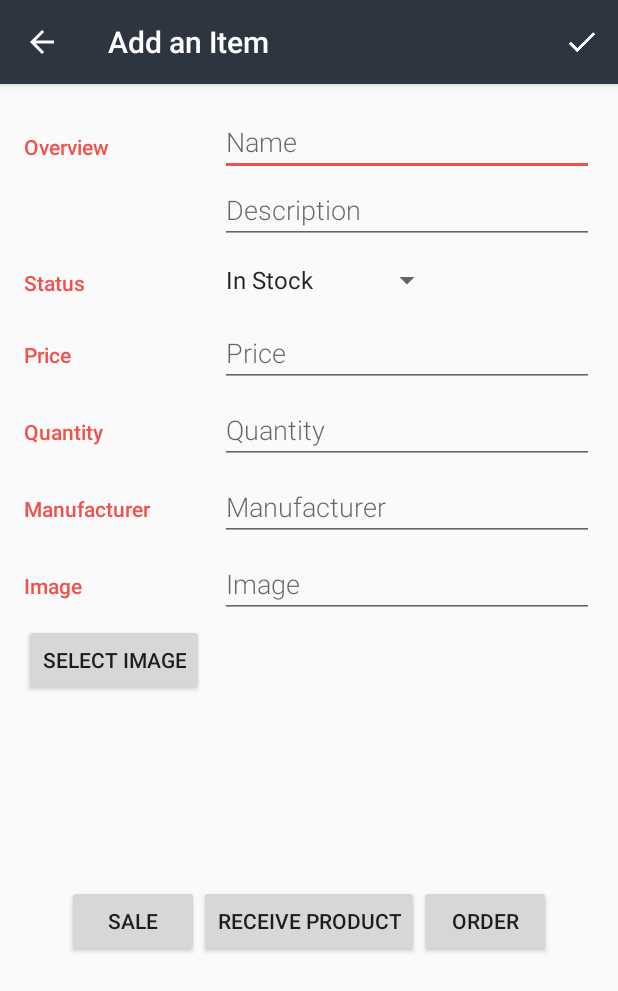
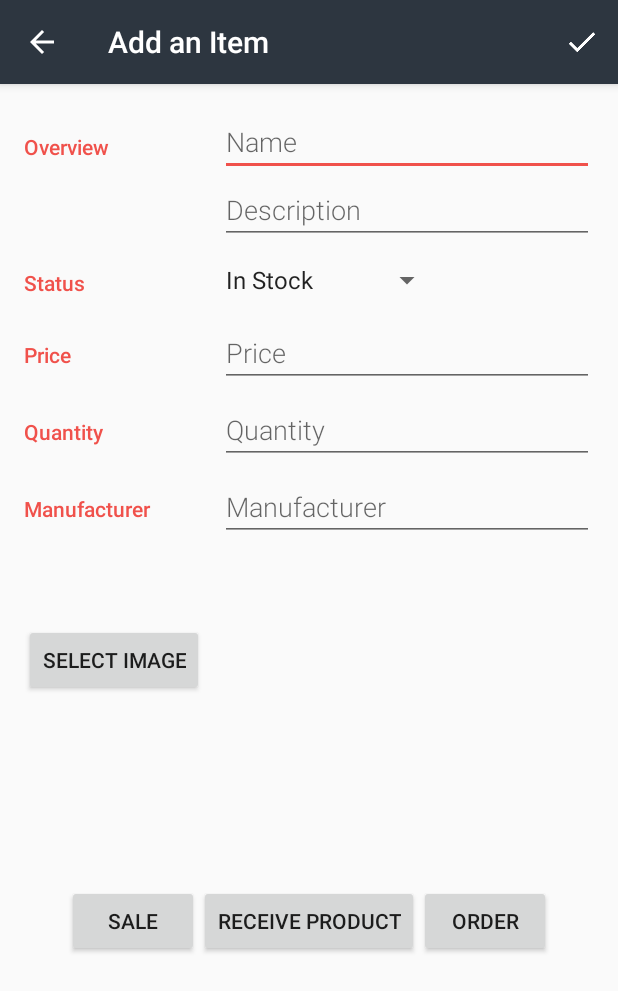
Before and after one commit to joelemerson/StoreStocker, an Android app: the EditorActivity screen opened directly, with no data from a screen before it, on a phone screen of 412 x 824 dp. Shown: the top 991 px of the screen. Run offline under Robolectric (Android 15) with nearby library versions, the phone set to English and light mode, and no system bars.

Commit message:
Final 1.0 Version

```diff
--- a/app/src/main/res/layout/activity_catalog.xml
+++ b/app/src/main/res/layout/activity_catalog.xml
@@ -10,7 +10,9 @@
      See the License for the specific language governing permissions and
      limitations under the License.
 -->
+
 <!-- Layout for the list of items -->
+
 <RelativeLayout
     xmlns:android="http://schemas.android.com/apk/res/android"
     xmlns:tools="http://schemas.android.com/tools"
@@ -24,6 +26,7 @@
         android:layout_height="match_parent"/>
 
     <!-- Empty view for the list -->
+
     <RelativeLayout
         android:id="@+id/empty_view"
         android:layout_width="wrap_content"
--- a/app/src/main/res/layout/activity_editor.xml
+++ b/app/src/main/res/layout/activity_editor.xml
@@ -10,7 +10,9 @@
      See the License for the specific language governing permissions and
      limitations under the License.
 -->
+
 <!-- Layout for the editor -->
+
 <ScrollView xmlns:android="http://schemas.android.com/apk/res/android"
             android:layout_width="wrap_content"
             android:layout_height="wrap_content">
@@ -19,23 +21,26 @@
         xmlns:android="http://schemas.android.com/apk/res/android"
         xmlns:tools="http://schemas.android.com/tools"
         android:layout_width="match_parent"
-        android:layout_height="match_parent"
+        android:layout_height="wrap_content"
         android:orientation="vertical"
         android:padding="@dimen/activity_margin"
         tools:context=".EditorActivity">
 
         <!-- Overview category -->
+
         <LinearLayout
             android:layout_width="match_parent"
             android:layout_height="wrap_content"
             android:orientation="horizontal">
 
             <!-- Label -->
+
             <TextView
                 style="@style/CategoryStyle"
                 android:text="@string/category_overview"/>
 
             <!-- Input fields -->
+
             <LinearLayout
                 android:layout_width="0dp"
                 android:layout_height="wrap_content"
@@ -44,6 +49,7 @@
                 android:paddingLeft="4dp">
 
                 <!-- Name field -->
+
                 <EditText
                     android:id="@+id/edit_item_name"
                     style="@style/EditorFieldStyle"
@@ -51,15 +57,19 @@
                     android:inputType="textCapWords"/>
 
                 <!-- Description field -->
+
                 <EditText
                     android:id="@+id/edit_item_description"
                     style="@style/EditorFieldStyle"
                     android:hint="@string/hint_item_description"
                     android:inputType="textCapWords"/>
+
             </LinearLayout>
+
         </LinearLayout>
 
         <!-- Status category -->
+
         <LinearLayout
             android:id="@+id/container_status"
             android:layout_width="match_parent"
@@ -72,6 +82,7 @@
                 android:text="@string/category_status"/>
 
             <!-- Input field -->
+
             <LinearLayout
                 android:layout_width="0dp"
                 android:layout_height="wrap_content"
@@ -79,16 +90,20 @@
                 android:orientation="vertical">
 
                 <!-- Status drop-down spinner -->
+
                 <Spinner
                     android:id="@+id/spinner_status"
                     android:layout_width="wrap_content"
                     android:layout_height="48dp"
                     android:paddingRight="16dp"
                     android:spinnerMode="dropdown"/>
+
             </LinearLayout>
+
         </LinearLayout>
 
         <!-- Price category -->
+
         <LinearLayout
             android:id="@+id/container_price"
             android:layout_width="match_parent"
@@ -96,11 +111,13 @@
             android:orientation="horizontal">
 
             <!-- Label -->
+
             <TextView
                 style="@style/CategoryStyle"
-                android:text="Price"/>
+                android:text="@string/price_label"/>
 
             <!-- Input fields -->
+
             <RelativeLayout
                 android:layout_width="0dp"
                 android:layout_height="wrap_content"
@@ -108,6 +125,7 @@
                 android:paddingLeft="4dp">
 
                 <!-- Price field -->
+
                 <EditText
                     android:id="@+id/edit_item_price"
                     style="@style/EditorFieldStyle"
@@ -119,6 +137,7 @@
         </LinearLayout>
 
         <!-- Quantity category -->
+
         <LinearLayout
             android:id="@+id/container_quantity"
             android:layout_width="match_parent"
@@ -126,11 +145,13 @@
             android:orientation="horizontal">
 
             <!-- Label -->
+
             <TextView
                 style="@style/CategoryStyle"
                 android:text="@string/category_quantity"/>
 
             <!-- Input fields -->
+
             <RelativeLayout
                 android:layout_width="0dp"
                 android:layout_height="wrap_content"
@@ -138,6 +159,7 @@
                 android:paddingLeft="4dp">
 
                 <!-- Quantity field -->
+
                 <EditText
                     android:id="@+id/edit_item_quantity"
                     style="@style/EditorFieldStyle"
@@ -145,9 +167,10 @@
                     android:inputType="number"/>
 
             </RelativeLayout>
+
         </LinearLayout>
 
-        !-- Manufacturer category -->
+        <!-- Manufacturer category -->
 
         <LinearLayout
             android:id="@+id/container_manufacturer"
@@ -156,11 +179,13 @@
             android:orientation="horizontal">
 
             <!-- Label -->
+
             <TextView
                 style="@style/CategoryStyle"
                 android:text="@string/manufacturer_label"/>
 
             <!-- Input fields -->
+
             <RelativeLayout
                 android:layout_width="0dp"
                 android:layout_height="wrap_content"
@@ -168,6 +193,7 @@
                 android:paddingLeft="4dp">
 
                 <!-- Image field -->
+
                 <EditText
                     android:id="@+id/edit_item_manufacturer"
                     style="@style/EditorFieldStyle"
@@ -178,7 +204,7 @@
 
         </LinearLayout>
 
-        !-- Image category -->
+        <!-- Image category -->
 
         <LinearLayout
             android:id="@+id/container_image"
@@ -187,11 +213,13 @@
             android:orientation="horizontal">
 
             <!-- Label -->
+
             <TextView
                 style="@style/CategoryStyle"
-                android:text="@string/image_label"/>
+                android:text="@string/image_label"
+                android:visibility="invisible"/>
 
-            !-- Image field -->
+            <!-- Image field -->
 
             <RelativeLayout
                 android:layout_width="0dp"
@@ -203,7 +231,9 @@
                     android:id="@+id/edit_item_image"
                     style="@style/EditorFieldStyle"
                     android:hint="@string/image_label"
-                    android:inputType="text"/>
+                    android:inputType="text"
+                    android:visibility="invisible"/>
+
             </RelativeLayout>
 
         </LinearLayout>
@@ -217,7 +247,7 @@
                 android:layout_width="wrap_content"
                 android:layout_height="wrap_content"
                 android:layout_marginRight="12dp"
-                android:text="Select Image"/>
+                android:text="@string/select_image"/>
 
             <ImageView
                 android:id="@+id/image"
@@ -225,13 +255,11 @@
                 android:layout_height="150dp"
                 android:layout_marginBottom="12dp"
                 android:layout_marginTop="12dp"
-                android:layout_toEndOf="@+id/select_image"
-                android:layout_toRightOf="@+id/select_image"
                 android:scaleType="centerCrop"/>
 
         </LinearLayout>
 
-        !-- Sales and Order Buttons category -->
+        <!-- Sales and Order Buttons category -->
 
         <LinearLayout
             android:layout_width="match_parent"
@@ -243,20 +271,22 @@
                 android:id="@+id/saleButtonEditor"
                 android:layout_width="wrap_content"
                 android:layout_height="wrap_content"
-                android:text="Sale"/>
+                android:text="@string/sale"/>
 
             <Button
                 android:id="@+id/receiveButtonEditor"
                 android:layout_width="wrap_content"
                 android:layout_height="wrap_content"
-                android:text="Receive Product"/>
+                android:text="@string/receive_product"/>
 
             <Button
                 android:id="@+id/orderButtonEditor"
                 android:layout_width="wrap_content"
                 android:layout_height="wrap_content"
-                android:text="Order"/>
+                android:text="@string/order"/>
 
         </LinearLayout>
+
     </LinearLayout>
+
 </ScrollView>
--- a/app/src/main/res/values/strings.xml
+++ b/app/src/main/res/values/strings.xml
@@ -113,4 +113,15 @@
     <string name="email_subject">Product Order: <xliff:g>%s</xliff:g></string>
 
     <string name="email_subject_text">"Order Product: "</string>
+    <string name="price_label">Price</string>
+    <string name="select_image">Select Image</string>
+    <string name="sale">Sale</string>
+    <string name="receive_product">Receive Product</string>
+    <string name="order">Order</string>
+    <string name="name_list">Name</string>
+    <string name="description_list">Description</string>
+    <string name="_4_00_value">4.00</string>
+    <string name="_100_value">100</string>
+    <string name="quantity_list">Quantity:</string>
+    <string name="sale_button_list">Sale</string>
 </resources>
```
Also changed, not shown: app/src/main/java/com/example/android/items/CatalogActivity.java (+30 -4 lines), app/src/main/java/com/example/android/items/EditorActivity.java (+149 -16 lines), app/src/main/java/com/example/android/items/ItemCursorAdapter.java (+17 -1 lines), app/src/main/java/com/example/android/items/data/ItemContract.java (+31 -13 lines), app/src/main/java/com/example/android/items/data/ItemDbHelper.java (+6 -1 lines), app/src/main/java/com/example/android/items/data/ItemProvider.java (+59 -3 lines), app/src/main/res/layout/list_item.xml (+11 -9 lines).
